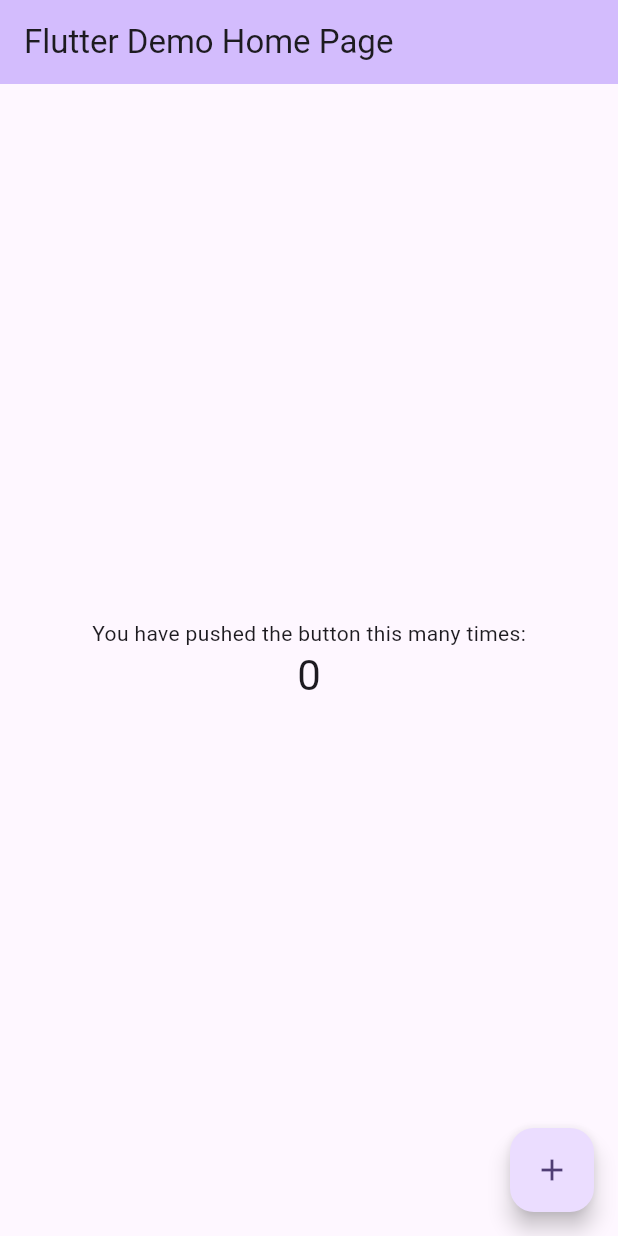
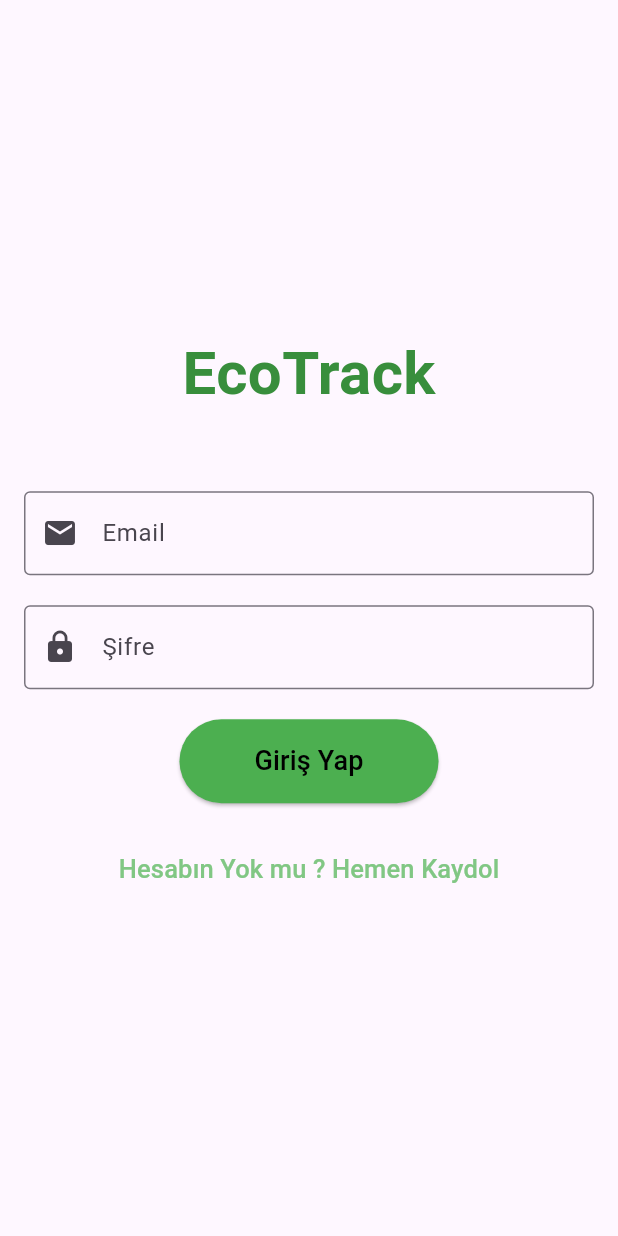
Before and after one commit to mehmetakifkucukkaya/EcoTrack_OUA, a Flutter app: the screen it shows after launch, on a phone screen of 412 x 824 dp. Run offline on Flutter 3.47's test engine with Material 3 defaults, Android fonts, the phone set to English and light mode, and no system bars; our stand-ins replace firebase_auth, firebase_core; accounts and stored records are empty.

```diff
--- a/lib/main.dart
+++ b/lib/main.dart
@@ -1,125 +1,35 @@
+import 'package:eco_track/views/login_page.dart';
+import 'package:firebase_core/firebase_core.dart';
 import 'package:flutter/material.dart';
 
-void main() {
+Future<void> main() async {
+  WidgetsFlutterBinding.ensureInitialized();
+  await Firebase.initializeApp(
+      options: const FirebaseOptions(
+    apiKey: 'AIzaSyAzCVoFYsjqTOQEgNNEPSic-_rwKc_6cE0',
+    appId: '1:128909846207:android:25db59d248fc887bf2080a',
+    messagingSenderId: '128909846207',
+    projectId: 'ecotrack-77638',
+    storageBucket: 'myapp-b9yt18.appspot.com',
+  ));
   runApp(const MyApp());
 }
 
 class MyApp extends StatelessWidget {
   const MyApp({super.key});
 
-  // This widget is the root of your application.
   @override
   Widget build(BuildContext context) {
     return MaterialApp(
-      title: 'Flutter Demo',
+      title: 'Eco Track',
+      debugShowCheckedModeBanner: false,
       theme: ThemeData(
-        // This is the theme of your application.
-        //
-        // TRY THIS: Try running your application with "flutter run". You'll see
-        // the application has a purple toolbar. Then, without quitting the app,
-        // try changing the seedColor in the colorScheme below to Colors.green
-        // and then invoke "hot reload" (save your changes or press the "hot
-        // reload" button in a Flutter-supported IDE, or press "r" if you used
-        // the command line to start the app).
-        //
-        // Notice that the counter didn't reset back to zero; the application
-        // state is not lost during the reload. To reset the state, use hot
-        // restart instead.
-        //
-        // This works for code too, not just values: Most code changes can be
-        // tested with just a hot reload.
         colorScheme: ColorScheme.fromSeed(seedColor: Colors.deepPurple),
         useMaterial3: true,
       ),
-      home: const MyHomePage(title: 'Flutter Demo Home Page'),
+      routes: {
+        '/': (context) => LoginPage(),
+      },
     );
   }
 }
-
-class MyHomePage extends StatefulWidget {
-  const MyHomePage({super.key, required this.title});
-
-  // This widget is the home page of your application. It is stateful, meaning
-  // that it has a State object (defined below) that contains fields that affect
-  // how it looks.
-
-  // This class is the configuration for the state. It holds the values (in this
-  // case the title) provided by the parent (in this case the App widget) and
-  // used by the build method of the State. Fields in a Widget subclass are
-  // always marked "final".
-
-  final String title;
-
-  @override
-  State<MyHomePage> createState() => _MyHomePageState();
-}
-
-class _MyHomePageState extends State<MyHomePage> {
-  int _counter = 0;
-
-  void _incrementCounter() {
-    setState(() {
-      // This call to setState tells the Flutter framework that something has
-      // changed in this State, which causes it to rerun the build method below
-      // so that the display can reflect the updated values. If we changed
-      // _counter without calling setState(), then the build method would not be
-      // called again, and so nothing would appear to happen.
-      _counter++;
-    });
-  }
-
-  @override
-  Widget build(BuildContext context) {
-    // This method is rerun every time setState is called, for instance as done
-    // by the _incrementCounter method above.
-    //
-    // The Flutter framework has been optimized to make rerunning build methods
-    // fast, so that you can just rebuild anything that needs updating rather
-    // than having to individually change instances of widgets.
-    return Scaffold(
-      appBar: AppBar(
-        // TRY THIS: Try changing the color here to a specific color (to
-        // Colors.amber, perhaps?) and trigger a hot reload to see the AppBar
-        // change color while the other colors stay the same.
-        backgroundColor: Theme.of(context).colorScheme.inversePrimary,
-        // Here we take the value from the MyHomePage object that was created by
-        // the App.build method, and use it to set our appbar title.
-        title: Text(widget.title),
-      ),
-      body: Center(
-        // Center is a layout widget. It takes a single child and positions it
-        // in the middle of the parent.
-        child: Column(
-          // Column is also a layout widget. It takes a list of children and
-          // arranges them vertically. By default, it sizes itself to fit its
-          // children horizontally, and tries to be as tall as its parent.
-          //
-          // Column has various properties to control how it sizes itself and
-          // how it positions its children. Here we use mainAxisAlignment to
-          // center the children vertically; the main axis here is the vertical
-          // axis because Columns are vertical (the cross axis would be
-          // horizontal).
-          //
-          // TRY THIS: Invoke "debug painting" (choose the "Toggle Debug Paint"
-          // action in the IDE, or press "p" in the console), to see the
-          // wireframe for each widget.
-          mainAxisAlignment: MainAxisAlignment.center,
-          children: <Widget>[
-            const Text(
-              'You have pushed the button this many times:',
-            ),
-            Text(
-              '$_counter',
-              style: Theme.of(context).textTheme.headlineMedium,
-            ),
-          ],
-        ),
-      ),
-      floatingActionButton: FloatingActionButton(
-        onPressed: _incrementCounter,
-        tooltip: 'Increment',
-        child: const Icon(Icons.add),
-      ), // This trailing comma makes auto-formatting nicer for build methods.
-    );
-  }
-}
--- /dev/null
+++ b/lib/views/login_page.dart
@@ -0,0 +1,122 @@
+import 'package:firebase_auth/firebase_auth.dart';
+import 'package:flutter/material.dart';
+
+import 'register_page.dart';
+
+class LoginPage extends StatelessWidget {
+  final TextEditingController _emailController = TextEditingController();
+  final TextEditingController _passwordController =
+      TextEditingController();
+
+  LoginPage({super.key});
+
+  Future<void> _login(BuildContext context) async {
+    try {
+      UserCredential userCredential =
+          await FirebaseAuth.instance.signInWithEmailAndPassword(
+        email: _emailController.text,
+        password: _passwordController.text,
+      );
+      // Başarılı giriş işlemi sonrası yönlendirme
+      Navigator.push(
+        context,
+        MaterialPageRoute(builder: (context) => const HomePage()),
+      );
+    } on FirebaseAuthException catch (e) {
+      if (e.code == 'user-not-found') {
+        print('No user found for that email.');
+      } else if (e.code == 'wrong-password') {
+        print('Wrong password provided.');
+      }
+    }
+  }
+
+  @override
+  Widget build(BuildContext context) {
+    return Scaffold(
+      body: Center(
+        child: Padding(
+          padding: const EdgeInsets.all(16.0),
+          child: Column(
+            mainAxisAlignment: MainAxisAlignment.center,
+            children: <Widget>[
+              Text(
+                'EcoTrack',
+                style: TextStyle(
+                  fontSize: 40,
+                  fontWeight: FontWeight.bold,
+                  color: Colors.green[700],
+                ),
+              ),
+              const SizedBox(height: 50),
+              TextField(
+                controller: _emailController,
+                decoration: const InputDecoration(
+                  labelText: 'Email',
+                  border: OutlineInputBorder(),
+                  prefixIcon: Icon(Icons.email),
+                ),
+              ),
+              const SizedBox(height: 20),
+              TextField(
+                controller: _passwordController,
+                obscureText: true,
+                decoration: const InputDecoration(
+                  labelText: 'Şifre',
+                  border: OutlineInputBorder(),
+                  prefixIcon: Icon(Icons.lock),
+                ),
+              ),
+              const SizedBox(height: 20),
+              ElevatedButton(
+                onPressed: () => _login(context),
+                style: ElevatedButton.styleFrom(
+                  backgroundColor: Colors.green,
+                  padding: const EdgeInsets.symmetric(
+                      horizontal: 50, vertical: 15),
+                ),
+                child: const Text(
+                  'Giriş Yap',
+                  style: TextStyle(
+                      color: Colors.black,
+                      fontWeight: FontWeight.w500,
+                      fontSize: 18),
+                ),
+              ),
+              const SizedBox(height: 20),
+              TextButton(
+                onPressed: () {
+                  Navigator.push(
+                    context,
+                    MaterialPageRoute(
+                        builder: (context) => RegisterPage()),
+                  );
+                },
+                child: Text(
+                  'Hesabın Yok mu ? Hemen Kaydol',
+                  style: TextStyle(color: Colors.green[300], fontSize: 17),
+                ),
+              ),
+            ],
+          ),
+        ),
+      ),
+    );
+  }
+}
+
+class HomePage extends StatelessWidget {
+  const HomePage({super.key});
+
+  @override
+  Widget build(BuildContext context) {
+    return Scaffold(
+      appBar: AppBar(
+        title: const Text('Home'),
+      ),
+      body: const Center(
+        child: Text('Welcome to EcoTrack!'),
+      ),
+    );
+  }
+}
```
Also changed, not shown: lib/views/register_page.dart (added, +113 -0 lines), pubspec.yaml (+6 -4 lines), lib/firebase_options.dart (added), pubspec.lock, 4 other files.
